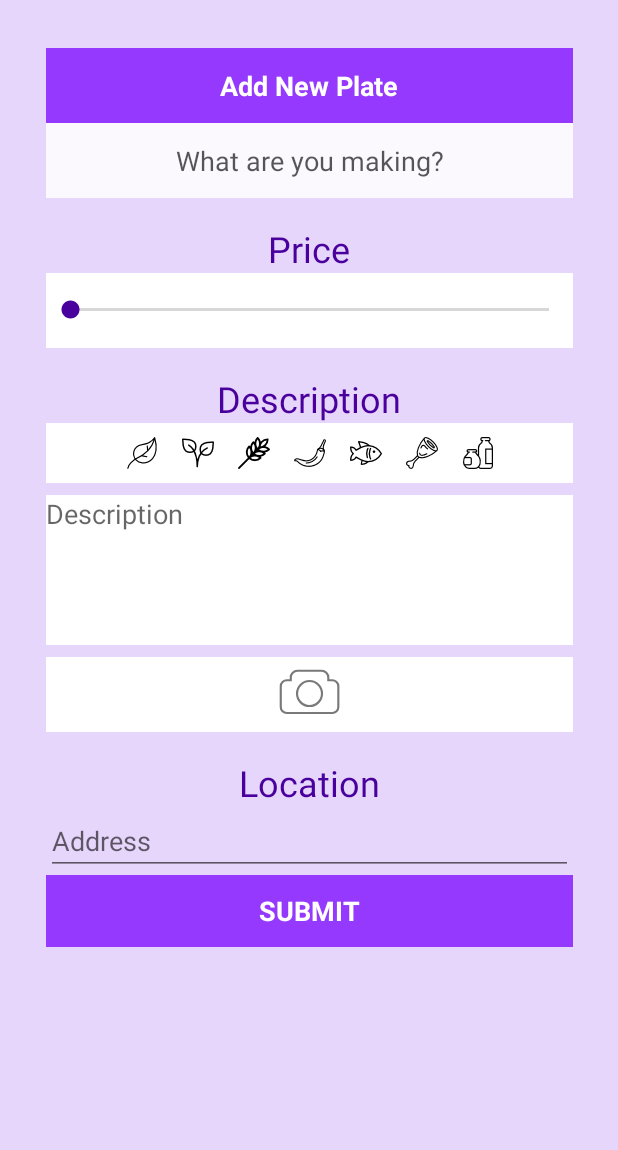
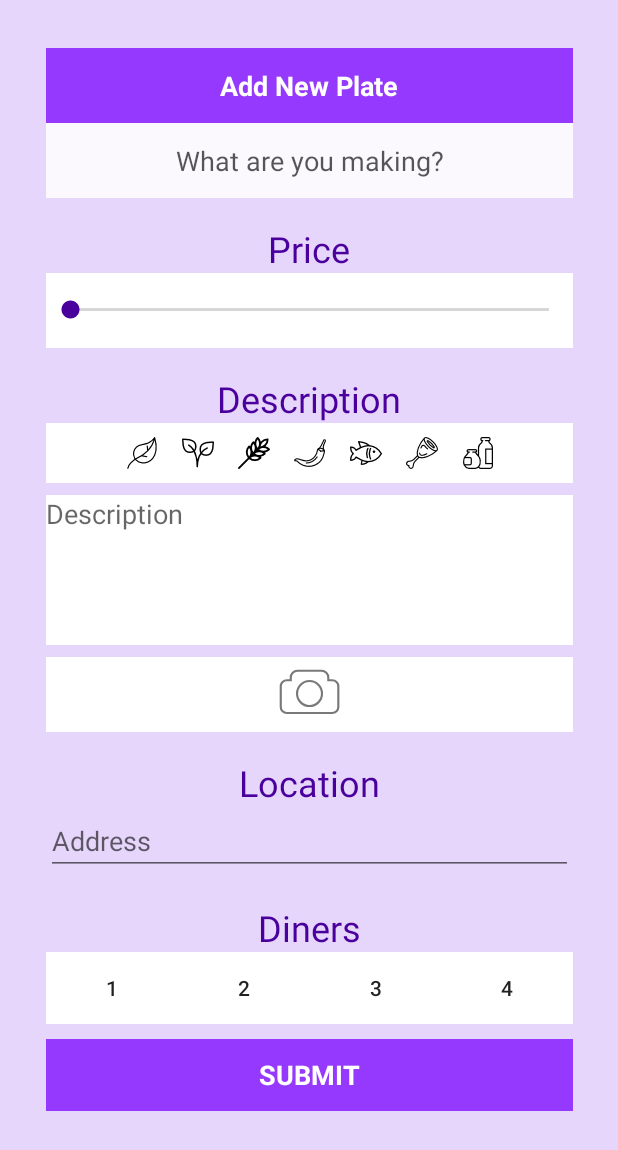
Before and after one commit to eduasinco/ComeAqui, an Android app: the AddFoodActivity screen opened directly, with no data from a screen before it, on a phone screen of 412 x 824 dp. Shown: the top 1150 px of the screen. Run offline under Robolectric (Android 15) with nearby library versions, the phone set to English and light mode, and no system bars; Roboto replaces fonts that are not available here.

Commit message:
number of diners in add food

```diff
--- a/app/src/main/java/com/example/eduardorodriguez/comeaqui/food/AddFoodActivity.java
+++ b/app/src/main/java/com/example/eduardorodriguez/comeaqui/food/AddFoodActivity.java
@@ -4,9 +4,11 @@ import android.annotation.SuppressLint;
 import android.content.Intent;
 import android.content.res.Resources;
 import android.graphics.Bitmap;
+import android.graphics.Color;
 import android.provider.MediaStore;
 import android.support.constraint.ConstraintLayout;
 import android.support.constraint.ConstraintSet;
+import android.support.v4.content.ContextCompat;
 import android.support.v7.app.AppCompatActivity;
 import android.os.Bundle;
 import android.util.TypedValue;
@@ -97,7 +99,30 @@ public class AddFoodActivity extends AppCompatActivity {
         initialAnimations();
         setFoodTypes();
         setDoPhoto();
+        setDinerButtons();
         setSubmit();
+    }
+
+    void setDinerButtons(){
+        Button diner1 = findViewById(R.id.diner1);
+        Button diner2 = findViewById(R.id.diner2);
+        Button diner3 = findViewById(R.id.diner3);
+        Button diner4 = findViewById(R.id.diner4);
+
+        Button[] dinersViews = new Button[]{diner1, diner2, diner3, diner4};
+        for (Button button: dinersViews){
+            button.setOnClickListener(new View.OnClickListener() {
+                @Override
+                public void onClick(View v) {
+                    button.setBackgroundColor(Color.TRANSPARENT);
+                    for (Button button2: dinersViews){
+                        if (button2 != button){
+                            button2.setBackgroundColor(Color.WHITE);
+                        }
+                    }
+                }
+            });
+        }
     }
 
     void setSubmit(){
--- a/app/src/main/res/layout/activity_add_food.xml
+++ b/app/src/main/res/layout/activity_add_food.xml
@@ -81,6 +81,17 @@
                 app:layout_constraintEnd_toStartOf="@+id/guideline9"
                 app:layout_constraintHorizontal_bias="1.0"
                 app:layout_constraintTop_toBottomOf="@+id/photo"/>
+        <TextView
+                android:text="Diners"
+                android:focusableInTouchMode="true"
+                android:layout_width="0dp"
+                android:layout_height="51dp" android:id="@+id/textView19"
+                android:gravity="bottom|center"
+                android:textSize="24sp" android:textColor="@color/colorPrimaryDark"
+                app:layout_constraintStart_toStartOf="@+id/guideline8"
+                app:layout_constraintEnd_toStartOf="@+id/guideline9"
+                app:layout_constraintHorizontal_bias="0.0"
+                app:layout_constraintTop_toBottomOf="@+id/locationAutocomplete"/>
         <EditText
                 android:id="@+id/orderMessage"
                 android:gravity="top|left"
@@ -191,7 +202,51 @@
                 style="@style/Widget.AppCompat.Button.Borderless" android:textColor="@android:color/white"
                 android:textSize="18sp" android:fontFamily="sans-serif" android:textStyle="bold"
                 app:layout_constraintHorizontal_bias="0.0"
-                app:layout_constraintTop_toBottomOf="@+id/locationAutocomplete"/>
+                android:layout_marginTop="8dp" app:layout_constraintTop_toBottomOf="@+id/linearLayout3"/>
+        <LinearLayout
+                android:orientation="horizontal"
+                android:layout_width="0dp"
+                android:layout_height="50dp"
+                app:layout_constraintEnd_toStartOf="@+id/guideline9"
+                app:layout_constraintStart_toStartOf="@+id/guideline8"
+                app:layout_constraintTop_toBottomOf="@+id/textView19" android:id="@+id/linearLayout3">
+            <Button
+                    android:text="1"
+                    android:layout_width="wrap_content"
+                    android:layout_height="wrap_content"
+                    android:id="@+id/diner1"
+                    app:layout_constraintTop_toTopOf="parent"
+                    app:layout_constraintBottom_toBottomOf="parent" app:layout_constraintStart_toStartOf="parent"
+                    android:layout_weight="1" style="@style/Widget.AppCompat.Button.Borderless"
+                    android:background="@android:color/white"/>
+            <Button
+                    android:text="2"
+                    android:layout_width="wrap_content"
+                    android:layout_height="wrap_content"
+                    android:id="@+id/diner2"
+                    app:layout_constraintTop_toTopOf="parent"
+                    app:layout_constraintBottom_toBottomOf="parent" app:layout_constraintStart_toStartOf="parent"
+                    android:layout_weight="1" style="@style/Widget.AppCompat.Button.Borderless"
+                    android:background="@android:color/white"/>
+            <Button
+                    android:text="3"
+                    android:layout_width="wrap_content"
+                    android:layout_height="wrap_content"
+                    android:id="@+id/diner3"
+                    app:layout_constraintTop_toTopOf="parent"
+                    app:layout_constraintBottom_toBottomOf="parent" app:layout_constraintStart_toStartOf="parent"
+                    android:layout_weight="1" style="@style/Widget.AppCompat.Button.Borderless"
+                    android:background="@android:color/white"/>
+            <Button
+                    android:text="4"
+                    android:layout_width="wrap_content"
+                    android:layout_height="wrap_content"
+                    android:id="@+id/diner4"
+                    app:layout_constraintTop_toTopOf="parent"
+                    app:layout_constraintBottom_toBottomOf="parent" app:layout_constraintStart_toStartOf="parent"
+                    android:layout_weight="1" style="@style/Widget.AppCompat.Button.Borderless"
+                    android:background="@android:color/white"/>
+        </LinearLayout>
 
     </android.support.constraint.ConstraintLayout>
 </ScrollView>
```
